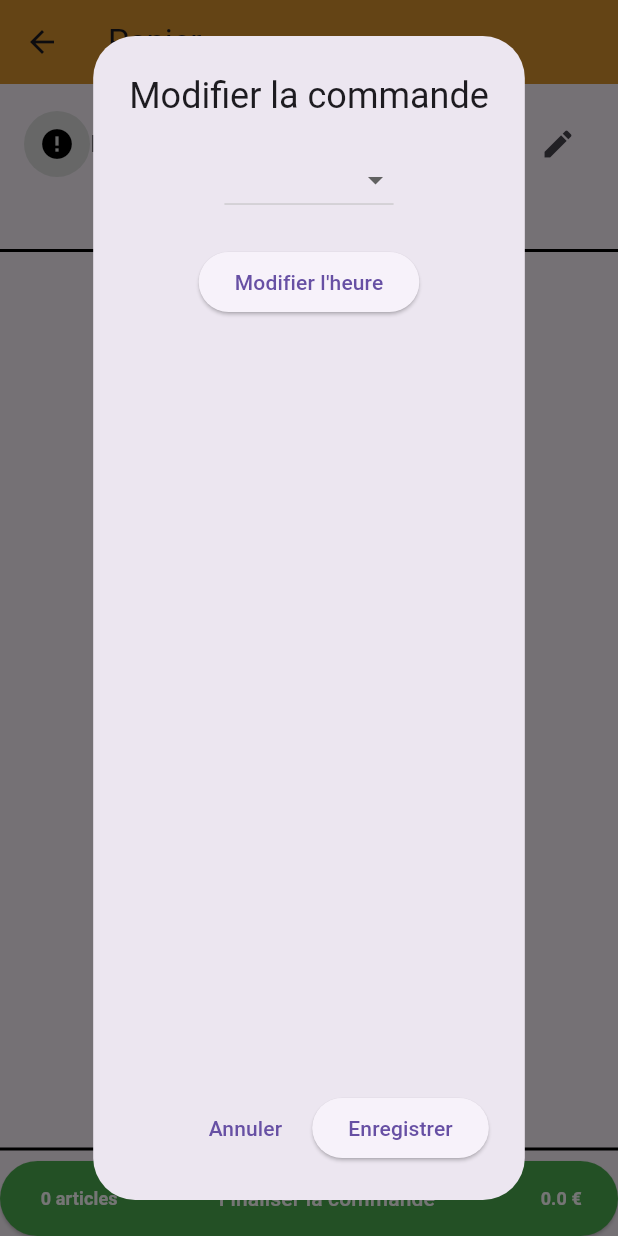
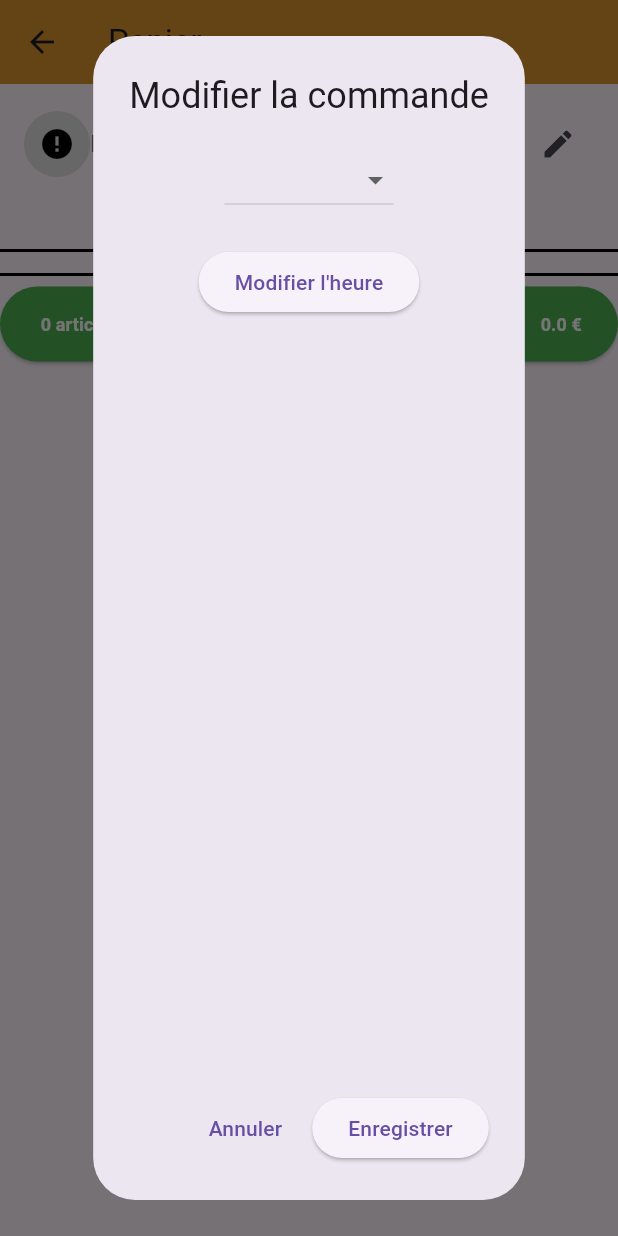
Before and after one commit to Dalel1akremi/flutterProject, a Flutter app: the PanierPage screen opened directly, after a tap on the "edit" icon, on a phone screen of 412 x 824 dp. Run offline on Flutter 3.47's test engine with Material 3 defaults, Android fonts, the phone set to English and light mode, and no system bars; our stand-ins replace firebase_auth, firebase_core, google_sign_in, shared_preferences; missing offline and left inert: bcrypt; accounts and stored records are empty.

Commit message:
Update PanierPage build method and add SingleChildScrollView

```diff
--- a/FLUTTER/lib/pages/aboutPaiement/panier.dart
+++ b/FLUTTER/lib/pages/aboutPaiement/panier.dart
@@ -9,10 +9,11 @@ import 'package:shared_preferences/shared_preferences.dart';
 
 class PanierPage extends StatefulWidget {
   const PanierPage({
-    Key? key,
-  }) : super(key: key);
+    super.key,
+  });
 
   @override
+  // ignore: library_private_types_in_public_api
   _PanierPageState createState() => _PanierPageState();
 }
 
@@ -100,7 +101,8 @@ Future<void> initAuthProvider() async {
       backgroundColor: const Color.fromARGB(222, 212, 133, 14),
       title: const Text("Panier"),
     ),
-      body: Column(
+    body: SingleChildScrollView(
+      child: Column(
         crossAxisAlignment: CrossAxisAlignment.start,
         children: [
           Padding(
@@ -146,8 +148,9 @@ Future<void> initAuthProvider() async {
             color: Colors.black,
             thickness: 2,
           ),
-          Expanded(
-            child: ListView.builder(
+          ListView.builder(
+            shrinkWrap: true,
+            physics: const NeverScrollableScrollPhysics(),
             itemCount: panier.length,
             itemBuilder: (context, index) {
               final article = panier[index];
@@ -183,7 +186,6 @@ Future<void> initAuthProvider() async {
               );
             },
           ),
-          ),
           const Divider(
             color: Colors.black,
             thickness: 2,
@@ -199,6 +201,7 @@ Future<void> initAuthProvider() async {
                 // Vérifier si un token est présent dans le stockage local
                 if (token != null && token.isNotEmpty) {
                   // Utilisateur authentifié, naviguer vers la page de paiement
+                  // ignore: use_build_context_synchronously
                   Navigator.push(
                     context,
                     MaterialPageRoute(
@@ -208,6 +211,7 @@ Future<void> initAuthProvider() async {
                 } else {
                   // Utilisateur non authentifié, naviguer vers la page de connexion
                   panier.origin = 'panier';
+                  // ignore: use_build_context_synchronously
                   Navigator.push(
                     context,
                     MaterialPageRoute(builder: (context) => const loginPage()),
@@ -247,6 +251,7 @@ Future<void> initAuthProvider() async {
           ),
         ],
       ),
+    ),
   );
 }
 
@@ -273,6 +278,7 @@ Future<void> initAuthProvider() async {
 
                 // Vérifier si un token est présent dans le stockage local
                 if (token != null && token.isNotEmpty) {
+                        // ignore: use_build_context_synchronously
                         Navigator.push(
                           context,
                           MaterialPageRoute(
@@ -281,6 +287,7 @@ Future<void> initAuthProvider() async {
                         );
                       } else {
                         panier.origin = 'livraison';
+                        // ignore: use_build_context_synchronously
                         Navigator.push(
                           context,
                           MaterialPageRoute(
@@ -322,6 +329,7 @@ Future<void> initAuthProvider() async {
                         selectedTime = pickedTime;
                       });
                     } else {
+                      // ignore: use_build_context_synchronously
                       showDialog(
                         context: context,
                         builder: (BuildContext context) {
```
Lines whose indentation alone changed are shown as unchanged.
